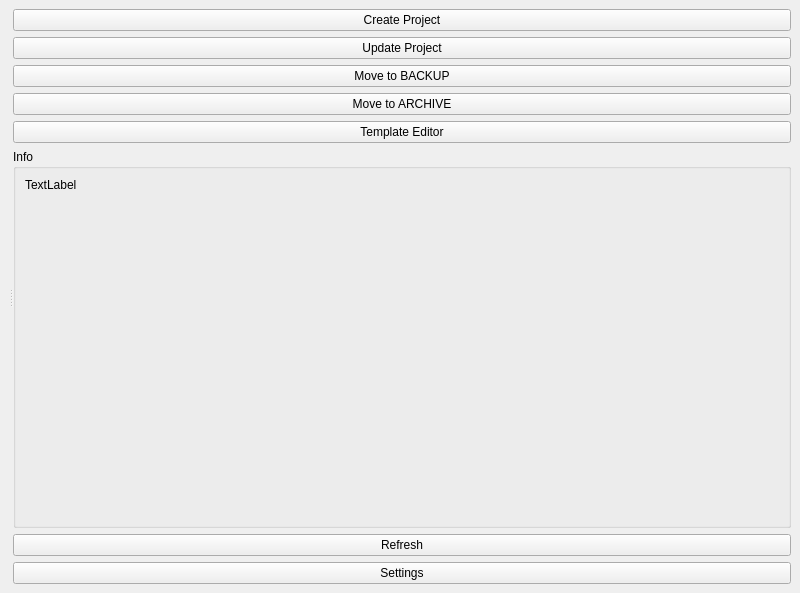
Qt form 9. Project Manager/widgets/projectManager.ui (aerpyljov/CGScripting) before a commit.
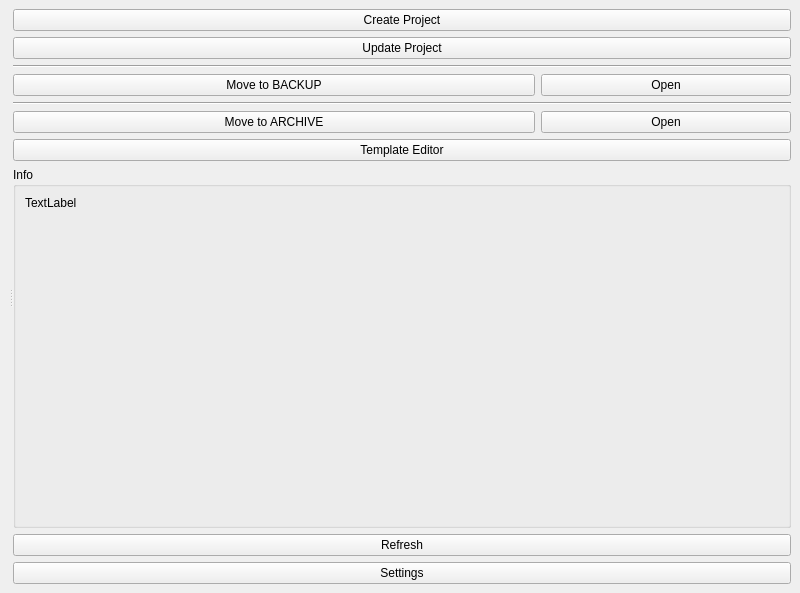
The same form after that commit.

Commit message: Project Manager - UI updated, added buttons for opening backup and archive folders

Patch:
```diff
--- a/9. Project Manager/widgets/projectManager.ui
+++ b/9. Project Manager/widgets/projectManager.ui
@@ -44,19 +44,67 @@
           </widget>
          </item>
          <item>
-          <widget class="QPushButton" name="backup_btn">
-           <property name="text">
-            <string>Move to BACKUP</string>
+          <widget class="Line" name="line">
+           <property name="orientation">
+            <enum>Qt::Horizontal</enum>
            </property>
           </widget>
          </item>
          <item>
-          <widget class="QPushButton" name="archive_btn">
-           <property name="text">
-            <string>Move to ARCHIVE</string>
+          <layout class="QHBoxLayout" name="horizontalLayout">
+           <item>
+            <widget class="QPushButton" name="backup_btn">
+             <property name="text">
+              <string>Move to BACKUP</string>
+             </property>
+            </widget>
+           </item>
+           <item>
+            <widget class="QPushButton" name="openBackup_btn">
+             <property name="maximumSize">
+              <size>
+               <width>250</width>
+               <height>16777215</height>
+              </size>
+             </property>
+             <property name="text">
+              <string>Open</string>
+             </property>
+            </widget>
+           </item>
+          </layout>
+         </item>
+         <item>
+          <widget class="Line" name="line_2">
+           <property name="orientation">
+            <enum>Qt::Horizontal</enum>
            </property>
           </widget>
          </item>
+         <item>
+          <layout class="QHBoxLayout" name="horizontalLayout_2">
+           <item>
+            <widget class="QPushButton" name="archive_btn">
+             <property name="text">
+              <string>Move to ARCHIVE</string>
+             </property>
+            </widget>
+           </item>
+           <item>
+            <widget class="QPushButton" name="openArchive_btn">
+             <property name="maximumSize">
+              <size>
+               <width>250</width>
+               <height>16777215</height>
+              </size>
+             </property>
+             <property name="text">
+              <string>Open</string>
+             </property>
+            </widget>
+           </item>
+          </layout>
+         </item>
          <item>
           <widget class="QPushButton" name="templateEditor_btn">
            <property name="text">
```
The commit also changes 1 other file.
